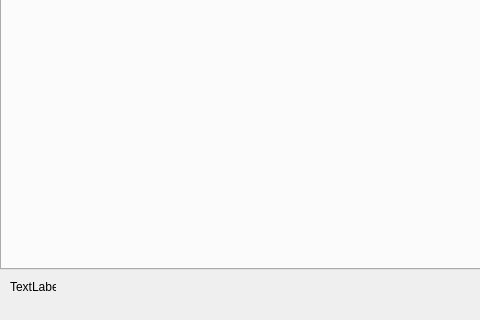
Old version of the form ui/Window.ui in the repository djbozkosz/BozSceneTreeEditor; both pictures show x 0 to 480 and y 280 to 600 of the 1024 by 600 pixel window.
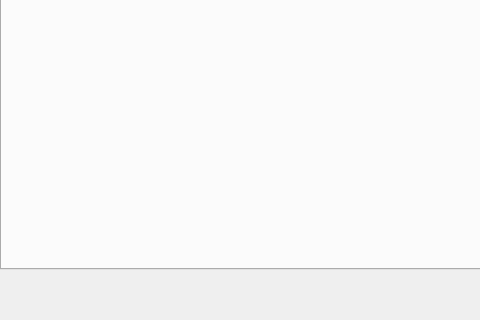
New version of the form.

What changed in the file:
```diff
--- a/ui/Window.ui
+++ b/ui/Window.ui
@@ -57,19 +57,6 @@
       <property name="frameShadow">
        <enum>QFrame::Sunken</enum>
       </property>
-      <widget class="QLabel" name="Info">
-       <property name="geometry">
-        <rect>
-         <x>10</x>
-         <y>10</y>
-         <width>46</width>
-         <height>13</height>
-        </rect>
-       </property>
-       <property name="text">
-        <string>TextLabel</string>
-       </property>
-      </widget>
      </widget>
     </item>
    </layout>
```
